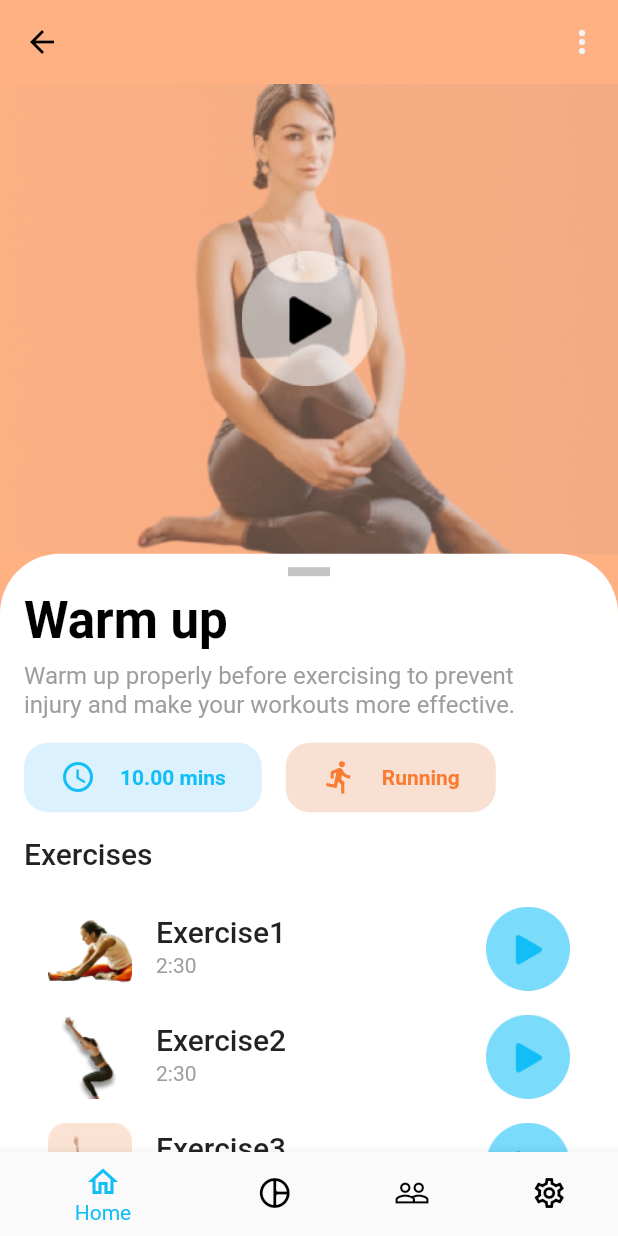
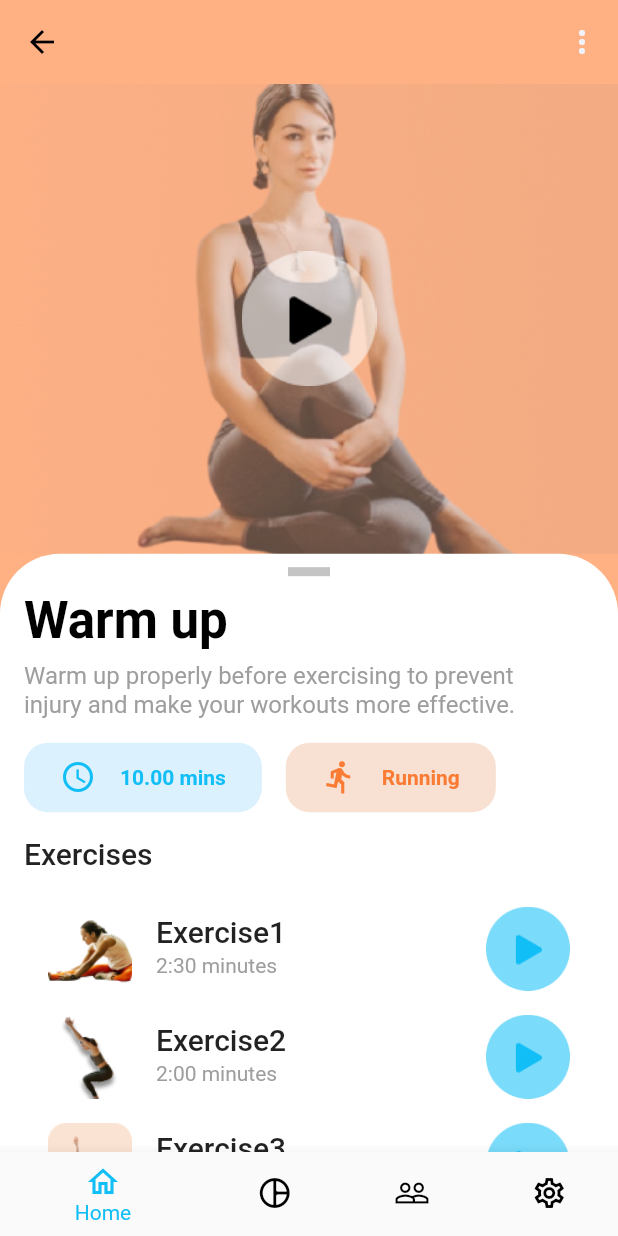
Before and after one commit to ImrulEmon/Health-Fitness, a Flutter app: the HomePage screen opened by its route, after a tap on "Warm up", on a phone screen of 412 x 824 dp. Run offline on Flutter 3.47's test engine with Material 2 defaults, Android fonts, the phone set to English and light mode, and no system bars; our stand-ins replace google_fonts.

Commit message:
Health Fitness UI

```diff
--- a/lib/screens/exercise_page.dart
+++ b/lib/screens/exercise_page.dart
@@ -1,4 +1,5 @@
 import 'package:flutter/material.dart';
+
 import '../constants/hl_constants.dart';
 import '../widgets/timer_widget.dart';
 import '../widgets/running_widget.dart';
@@ -11,15 +12,15 @@ class ExercisePage extends StatelessWidget {
   final String exrImg;
   final List<Exercise> exercises = [
     Exercise(id: 'ex1', title: 'Exercise1', image: exercise1Img, time: '2:30'),
-    Exercise(id: 'ex2', title: 'Exercise2', image: exercise2Img, time: '2:30'),
-    Exercise(id: 'ex3', title: 'Exercise3', image: exercise3Img, time: '2:30'),
+    Exercise(id: 'ex2', title: 'Exercise2', image: exercise2Img, time: '2:00'),
+    Exercise(id: 'ex3', title: 'Exercise3', image: exercise3Img, time: '3:20'),
     Exercise(id: 'ex4', title: 'Exercise4', image: exercise4Img, time: '2:30'),
-    Exercise(id: 'ex5', title: 'Exercise5', image: exercise5Img, time: '2:30'),
-    Exercise(id: 'ex6', title: 'Exercise6', image: exercise6Img, time: '2:30'),
-    Exercise(id: 'ex7', title: 'Exercise7', image: exercise7Img, time: '2:30'),
-    Exercise(id: 'ex8', title: 'Exercise5', image: exercise5Img, time: '2:30'),
-    Exercise(id: 'ex9', title: 'Exercise6', image: exercise6Img, time: '2:30'),
-    Exercise(id: 'ex10', title: 'Exercise7', image: exercise7Img, time: '2:30'),
+    Exercise(id: 'ex5', title: 'Exercise5', image: exercise5Img, time: '5:30'),
+    Exercise(id: 'ex6', title: 'Exercise6', image: exercise6Img, time: '6:10'),
+    Exercise(id: 'ex7', title: 'Exercise7', image: exercise7Img, time: '4:30'),
+    Exercise(id: 'ex8', title: 'Exercise5', image: exercise5Img, time: '7:30'),
+    Exercise(id: 'ex9', title: 'Exercise6', image: exercise6Img, time: '8:30'),
+    Exercise(id: 'ex10', title: 'Exercise7', image: exercise7Img, time: '9:30'),
   ];
 
   ExercisePage({super.key, required this.title, required this.exrImg});
@@ -51,23 +52,10 @@ class ExercisePage extends StatelessWidget {
                 SizedBox(
                   width: double.infinity,
                   height: MediaQuery.of(context).size.height * .38,
-                  // ===== ++ Note ++ =====
-                  // Use This code to get only ++ static Figma Design++ img
                   child: Image.asset(
                     exrWarmUpImg,
-                    fit: BoxFit.fitWidth,
+                    fit: BoxFit.cover,
                   ),
-                  // ===== ++ Note ++ =====
-                  // Use This code to get ++dynamic Category Card++ img
-                  // child: Container(
-                  //   alignment: Alignment.topCenter,
-                  //   child: Image.asset(
-                  //     exrImg,
-                  //     scale: .1,
-                  //     // fit: BoxFit.fill,
-                  //   ),
-                  // ),
-                  // =================
                 ),
                 Image.asset(
                   playIcon,
@@ -130,7 +118,7 @@ class ExercisePage extends StatelessWidget {
                   )
                 ],
               ),
-            )
+            ),
           ],
         ),
       ),
--- a/lib/widgets/exercise_card_widget.dart
+++ b/lib/widgets/exercise_card_widget.dart
@@ -19,7 +19,7 @@ class ExerciseCardWidget extends StatelessWidget {
         style: Theme.of(context).textTheme.headline6,
       ),
       subtitle: Text(
-        exercise.time,
+        '${exercise.time} minutes',
         style: const TextStyle(color: Colors.grey),
       ),
       trailing: Image.asset(
```
Also changed, not shown: lib/constants/hl_constants.dart (+7 -1 lines), lib/widgets/category_card_widget.dart (+6 -6 lines), OUTPUT/ExercisePage.png (added), assets/images/exrL.png (renamed from assets/images/exrCatLunge.png), assets/images/exrS.png (renamed from assets/images/exrCatSquart.png), assets/images/exrW.png (renamed from assets/images/exrCatWarmUp.png), assets/images/exrY.png (renamed from assets/images/exrCatYoga.png).
